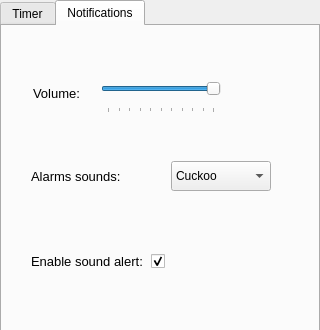
The window that ui/settingsdialog.ui (TiagoSBO/qt-pomodoro-timer) describes before a commit, drawn with Qt 5.
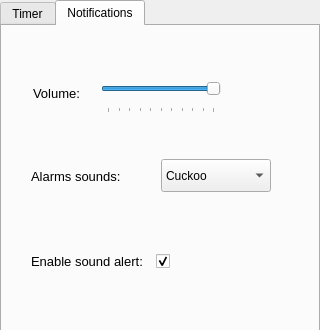
The same window after the commit. The open tabs and pages were chosen to show the change. Icons and pictures are not drawn.

```diff
--- a/ui/settingsdialog.ui
+++ b/ui/settingsdialog.ui
@@ -855,7 +855,7 @@
              <item>
               <layout class="QHBoxLayout" name="horizontalLayout_3" stretch="1,0">
                <property name="spacing">
-                <number>0</number>
+                <number>5</number>
                </property>
                <property name="sizeConstraint">
                 <enum>QLayout::SizeConstraint::SetNoConstraint</enum>
@@ -1022,6 +1022,12 @@
                   <iconset resource="../resources.qrc">
                    <normaloff>:/icons/assets/icons/play.png</normaloff>:/icons/assets/icons/play.png</iconset>
                  </property>
+                 <property name="iconSize">
+                  <size>
+                   <width>25</width>
+                   <height>20</height>
+                  </size>
+                 </property>
                  <property name="flat">
                   <bool>true</bool>
                  </property>
@@ -1043,8 +1049,8 @@
                  </property>
                  <property name="maximumSize">
                   <size>
-                   <width>100</width>
-                   <height>30</height>
+                   <width>110</width>
+                   <height>33</height>
                   </size>
                  </property>
                  <property name="currentText">
```
Left out of the diff: 2 changed lines with no effect on the pictures.
